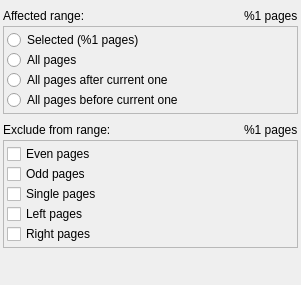
Old version of the form ui/PageRangeSelectorWidget.ui in the repository ImageProcessing-ElectronicPublications/scantailor-deviant.
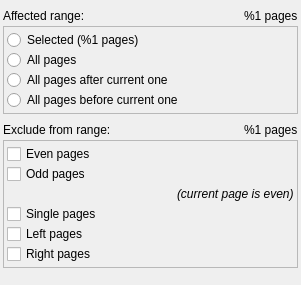
New version of the form.

Commit message: Display current page odd/even hint + default range is all if nothing is selected

```diff
--- a/ui/PageRangeSelectorWidget.ui
+++ b/ui/PageRangeSelectorWidget.ui
@@ -226,6 +226,35 @@
         </property>
        </widget>
       </item>
+      <item>
+       <layout class="QHBoxLayout" name="horizontalLayout_5">
+        <item>
+         <spacer name="horizontalSpacer_3">
+          <property name="orientation">
+           <enum>Qt::Horizontal</enum>
+          </property>
+          <property name="sizeHint" stdset="0">
+           <size>
+            <width>40</width>
+            <height>20</height>
+           </size>
+          </property>
+         </spacer>
+        </item>
+        <item>
+         <widget class="QLabel" name="lblCurrentIsEvenOrOdd">
+          <property name="font">
+           <font>
+            <italic>true</italic>
+           </font>
+          </property>
+          <property name="text">
+           <string notr="true">(current page is even)</string>
+          </property>
+         </widget>
+        </item>
+       </layout>
+      </item>
       <item>
        <widget class="QCheckBox" name="cbSingle">
         <property name="text">
```
The commit also changes 3 other files.
